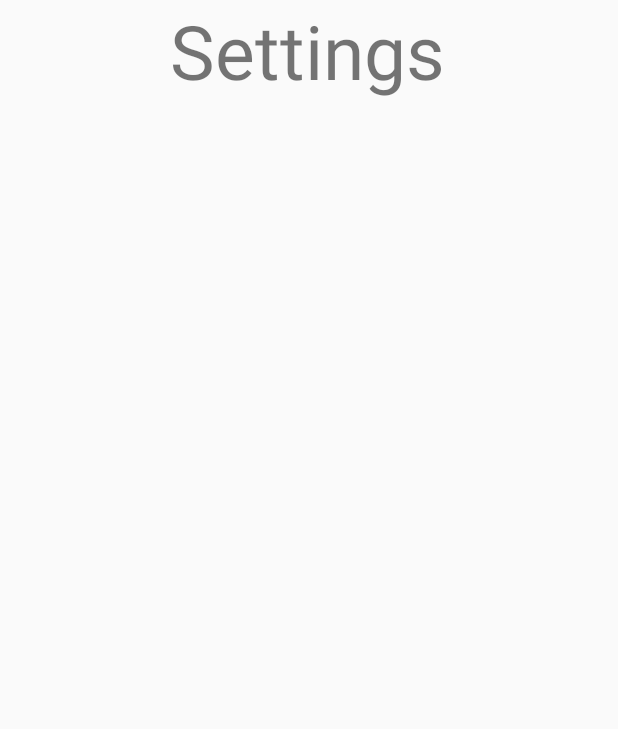
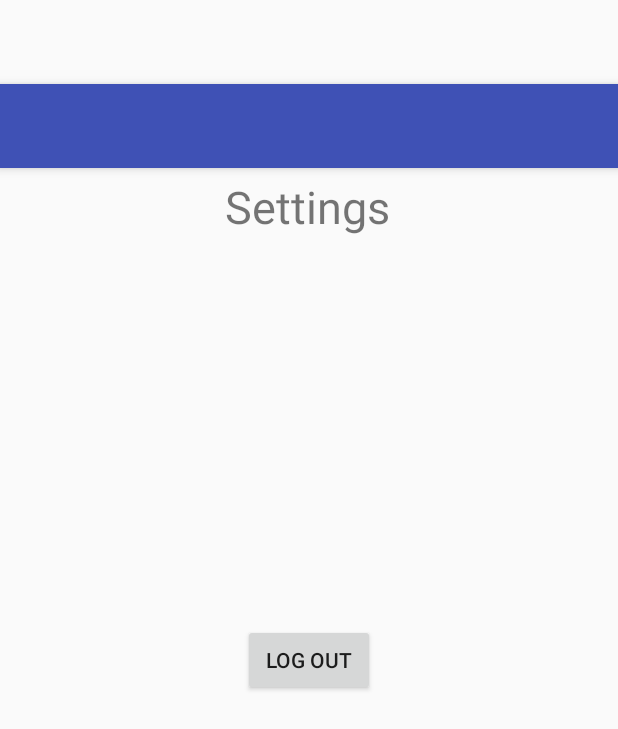
Before and after one commit to carfelre92/3rdyearproject, an Android app: the layout fragment_top.xml on its own in the app's theme, with its tools: preview values and no code run, on a phone screen of 412 x 824 dp. Shown: the top 729 px of the screen. Run offline under Robolectric (Android 15) with nearby library versions, the phone set to English and light mode, and no system bars.

Commit message:
Added settings logout button

```diff
--- a/NutritionApp/app/src/main/res/layout/activity_main.xml
+++ b/NutritionApp/app/src/main/res/layout/activity_main.xml
@@ -19,12 +19,6 @@
 
 
 
-
-
-
-
-
-
     <fragment
         android:id="@+id/main_bottom_fragment"
         android:layout_width="match_parent"
--- a/NutritionApp/app/src/main/res/layout/fragment_top.xml
+++ b/NutritionApp/app/src/main/res/layout/fragment_top.xml
@@ -1,14 +1,39 @@
-<?xml version="1.0" encoding="utf-8"?>
-<LinearLayout xmlns:android="http://schemas.android.com/apk/res/android"
-    android:orientation="vertical" android:layout_width="match_parent"
-    android:layout_height="match_parent">
+<android.support.design.widget.CoordinatorLayout xmlns:android="http://schemas.android.com/apk/res/android"
+    xmlns:app="http://schemas.android.com/apk/lib/com.google.sample.cloudvision"
+    xmlns:app2="http://schemas.android.com/apk/res-auto"
+    xmlns:tools="http://schemas.android.com/tools"
+    android:layout_width="match_parent"
+    android:layout_height="match_parent"
+    android:fitsSystemWindows="true"
+    tools:context="com.google.sample.cloudvision.MainActivity">
+
+    <android.support.design.widget.AppBarLayout
+        android:layout_width="match_parent"
+        android:layout_height="wrap_content"
+        android:theme="@style/AppTheme.AppBarOverlay">
+
+        <android.support.v7.widget.Toolbar
+            android:id="@+id/toolbar"
+            android:layout_width="match_parent"
+            android:layout_height="?attr/actionBarSize"
+            android:background="?attr/colorPrimary"
+            app:popupTheme="@style/AppTheme.PopupOverlay" />
+
+    </android.support.design.widget.AppBarLayout>
+
+    <Button
+        android:layout_width="wrap_content"
+        android:layout_height="wrap_content"
+        android:layout_gravity="center"
+        android:text="Log Out"/>
 
     <TextView
         android:id="@+id/textSettings"
         android:layout_width="409dp"
-        android:layout_height="wrap_content"
+        android:layout_height="163dp"
+        android:gravity="center"
         android:text="Settings"
-        android:gravity="center"
-        android:textSize="50sp" />
+        android:textSize="30sp" />
 
-</LinearLayout>
+
+</android.support.design.widget.CoordinatorLayout>
```
